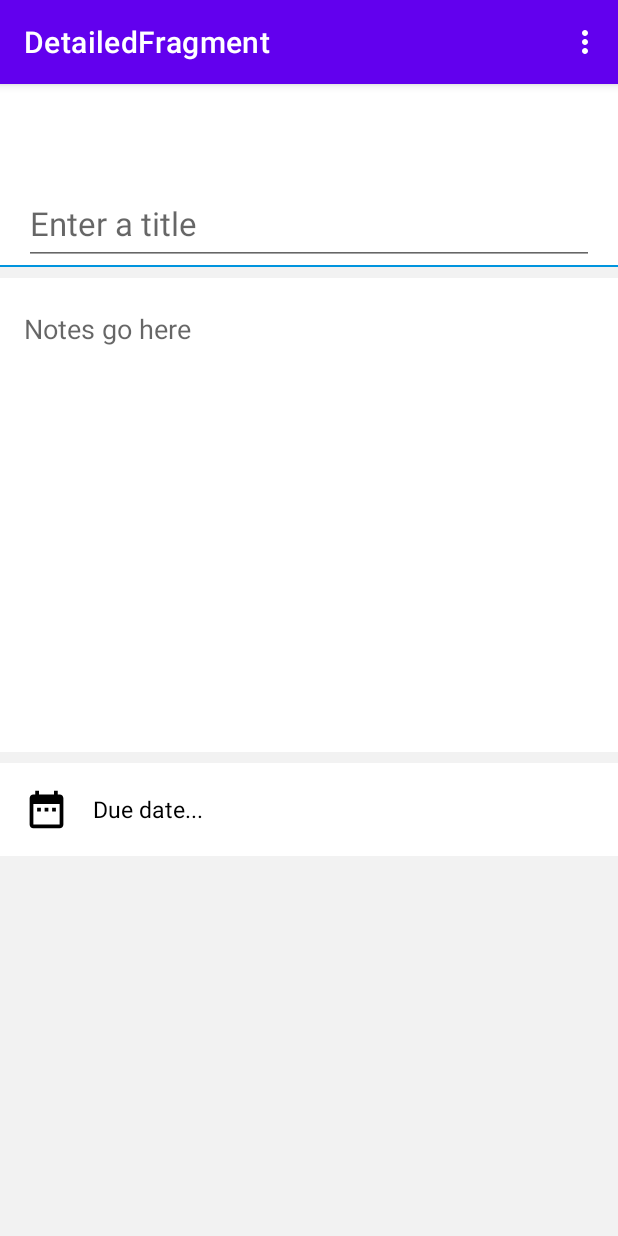
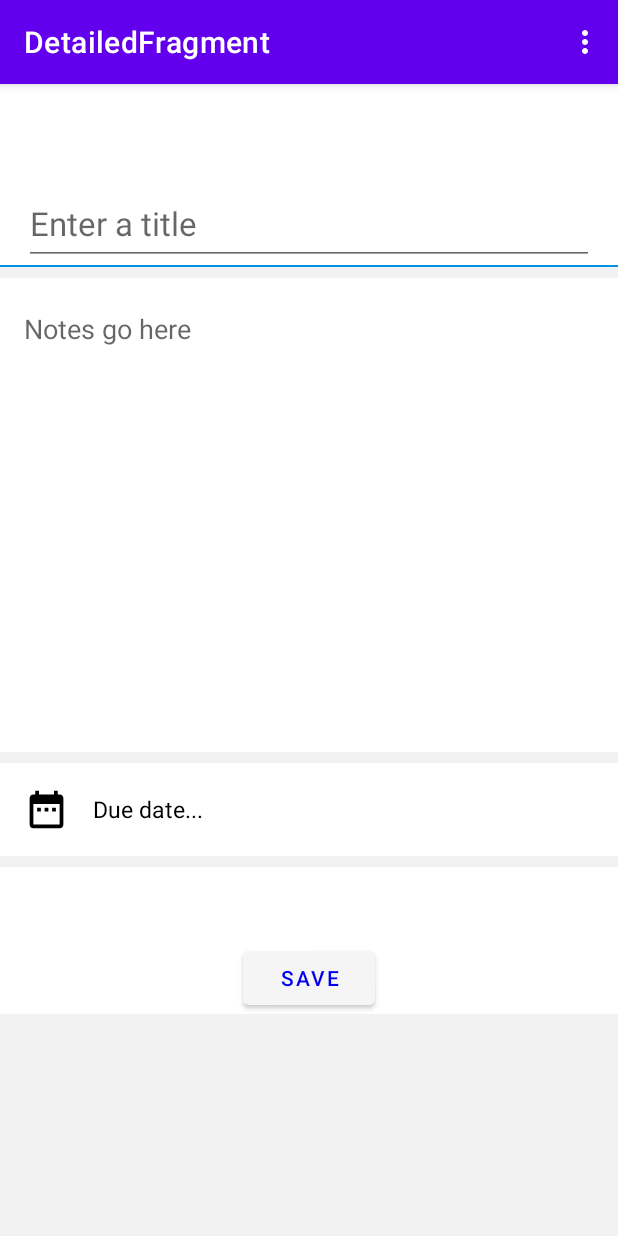
Before and after one commit to bipuldevashish/Room_Application, an Android app: the DetailedFragment screen opened through its navigation route, on a phone screen of 412 x 824 dp. Run offline under Robolectric (Android 15) with nearby library versions, the phone set to English and light mode, and no system bars; our stand-ins replace Room's generated code, navigation-ui; plain views replace MarkdownEditText; 4 statements that could not run were skipped.

```diff
--- /dev/null
+++ b/app/src/main/java/com/bipuldevashish/room_application/repository/Repository.kt
@@ -0,0 +1,15 @@
+package com.bipuldevashish.room_application.repository
+
+import androidx.lifecycle.LiveData
+import com.bipuldevashish.room_application.room.NoteDao
+import com.bipuldevashish.room_application.room.NoteItem
+
+class Repository(private val noteDao: NoteDao) {
+
+
+        val getAllNotes: LiveData<List<NoteItem>> = noteDao.getAllNotes()
+
+        suspend fun insertNotes(noteItem: NoteItem){
+            noteDao.insert(noteItem)
+        }
+}
--- a/app/src/main/java/com/bipuldevashish/room_application/room/NoteDatabase.kt
+++ b/app/src/main/java/com/bipuldevashish/room_application/room/NoteDatabase.kt
@@ -8,32 +8,31 @@ import androidx.room.RoomDatabase
 
 @Database(entities = [NoteItem::class], version = 1, exportSchema = false)
 
-abstract class NoteDatabase : RoomDatabase(){
+abstract class NoteDatabase : RoomDatabase() {
 
-    abstract fun NoteDao() : NoteDao
+    abstract fun NoteDao(): NoteDao
 
+    companion object {
+        @Volatile
+        private var INSTANCE: NoteDatabase? = null
 
-    companion object{
-        @Volatile
-        private var INSTANCE : NoteDatabase? = null
-
-        fun getDatabase(context: Context) : NoteDatabase{
+        fun getDatabase(context: Context): NoteDatabase {
             val tempInstance = INSTANCE
 
             /*
             check for instance if already exists,else create one
              */
-            if (tempInstance != null){
+            if (tempInstance != null) {
                 return tempInstance
             }
 
-            synchronized(this){
+            synchronized(this) {
                 val instance = Room.databaseBuilder(    //  Database Builder : build's the database
-                    context.applicationContext,         //  Provide the Context
-                    NoteDatabase::class.java,          //  Table format for Database
-                    "note_database"             //  Name for the Database
+                        context.applicationContext,         //  Provide the Context
+                        NoteDatabase::class.java,          //  Table format for Database
+                        "note_database"             //  Name for the Database
                 ).fallbackToDestructiveMigration()      // If we want to increase the version of database this prevent app from crashing in terms of failure
-                .build()                               //  Build fun. to execute the builder.
+                        .build()                               //  Build fun. to execute the builder.
                 INSTANCE = instance                     //  Assigning local var. instance to INSTANCE
                 return instance                         //  Returning the instance
             }
--- a/app/src/main/java/com/bipuldevashish/room_application/ui/DetailedFragment.kt
+++ b/app/src/main/java/com/bipuldevashish/room_application/ui/DetailedFragment.kt
@@ -1,10 +1,13 @@
 package com.bipuldevashish.room_application.ui
 
 import android.os.Bundle
+import android.text.TextUtils
 import androidx.fragment.app.Fragment
 import android.view.LayoutInflater
 import android.view.View
 import android.view.ViewGroup
+import android.widget.Button
+import android.widget.EditText
 import com.bipuldevashish.room_application.R
 
 /**
@@ -12,17 +15,42 @@ import com.bipuldevashish.room_application.R
  */
 class DetailedFragment : Fragment() {
 
+    private lateinit var saveButton: Button
+    private lateinit var titleEditText: EditText
+    private lateinit var descriptionEditText: EditText
 
     override fun onCreateView(
             inflater: LayoutInflater, container: ViewGroup?,
             savedInstanceState: Bundle?
     ): View? {
         // Inflate the layout for this fragment
-        return inflater.inflate(R.layout.fragment_note_detail, container, false)
+        val view =  inflater.inflate(R.layout.fragment_note_detail, container, false)
+
+        setupViews()
+
+        saveButton.setOnClickListener{
+            insertDataToDatabase()
+        }
+        return view
     }
 
-    override fun onViewCreated(view: View, savedInstanceState: Bundle?) {
-        super.onViewCreated(view, savedInstanceState)
+    private fun insertDataToDatabase() {
+
+        val title = titleEditText.text.toString()
+        val description = descriptionEditText.text.toString()
+
+    }
+
+    private fun inputCheck(title: String, description: String) : Boolean{
+        return !(TextUtils.isEmpty(title) && TextUtils.isEmpty(description))
+    }
+
+    private fun setupViews() {
+
+        saveButton = view?.findViewById(R.id.save_btn)!!
+        titleEditText = view?.findViewById(R.id.note_title)!!
+        descriptionEditText = view?.findViewById(R.id.note_body)!!
+
 
     }
 }
--- a/app/src/main/java/com/bipuldevashish/room_application/ui/FirstFragment.kt
+++ b/app/src/main/java/com/bipuldevashish/room_application/ui/firstFragment/FirstFragment.kt
@@ -1,10 +1,12 @@
-package com.bipuldevashish.room_application.ui
+package com.bipuldevashish.room_application.ui.firstFragment
 
 import android.os.Bundle
 import androidx.fragment.app.Fragment
 import android.view.LayoutInflater
 import android.view.View
 import android.view.ViewGroup
+import androidx.lifecycle.ViewModel
+import androidx.lifecycle.ViewModelProvider
 import androidx.navigation.fragment.findNavController
 import com.bipuldevashish.room_application.R
 import com.google.android.material.floatingactionbutton.FloatingActionButton
@@ -15,16 +17,20 @@ import kotlin.properties.Delegates
  */
 class FirstFragment : Fragment(R.layout.fragment_first) {
 
+    private lateinit var mFirstViewModel: FirstViewModel
 
     private fun setupViews() {
         view?.findViewById<FloatingActionButton>(R.id.fab)?.setOnClickListener{
                 val action = FirstFragmentDirections.actionFirstFragmentToDetailedFragment()
                 findNavController().navigate(action)
         }
+
+        mFirstViewModel= ViewModelProvider(this).get(FirstViewModel::class.java)
     }
 
     override fun onViewCreated(view: View, savedInstanceState: Bundle?) {
         super.onViewCreated(view, savedInstanceState)
         setupViews()
     }
+
 }
--- /dev/null
+++ b/app/src/main/java/com/bipuldevashish/room_application/ui/firstFragment/FirstViewModel.kt
@@ -0,0 +1,31 @@
+package com.bipuldevashish.room_application.ui.firstFragment
+
+import android.app.Application
+import androidx.lifecycle.AndroidViewModel
+import androidx.lifecycle.LiveData
+import androidx.lifecycle.viewModelScope
+import com.bipuldevashish.room_application.repository.Repository
+import com.bipuldevashish.room_application.room.NoteDatabase
+import com.bipuldevashish.room_application.room.NoteItem
+import kotlinx.coroutines.Dispatchers
+import kotlinx.coroutines.launch
+
+class FirstViewModel(application: Application) : AndroidViewModel(application) {
+
+    private val readAllData: LiveData<List<NoteItem>>
+    private val repository: Repository
+
+    init {
+        val noteDao = NoteDatabase.getDatabase(application).NoteDao()
+        repository = Repository(noteDao)
+        readAllData = repository.getAllNotes
+    }
+
+    fun insertNotes(noteItem: NoteItem) {
+        viewModelScope.launch(Dispatchers.IO) {
+            repository.insertNotes(noteItem)
+        }
+    }
+
+
+}
--- a/app/src/main/res/layout/fragment_first.xml
+++ b/app/src/main/res/layout/fragment_first.xml
@@ -4,7 +4,7 @@
     xmlns:tools="http://schemas.android.com/tools"
     android:layout_width="match_parent"
     android:layout_height="match_parent"
-    tools:context=".ui.FirstFragment">
+    tools:context=".ui.firstFragment.FirstFragment">
 
     <androidx.recyclerview.widget.RecyclerView
         android:layout_width="match_parent"
--- a/app/src/main/res/layout/fragment_note_detail.xml
+++ b/app/src/main/res/layout/fragment_note_detail.xml
@@ -1,89 +1,82 @@
 <?xml version="1.0" encoding="utf-8"?>
-<androidx.coordinatorlayout.widget.CoordinatorLayout
-    xmlns:android="http://schemas.android.com/apk/res/android"
+<androidx.coordinatorlayout.widget.CoordinatorLayout xmlns:android="http://schemas.android.com/apk/res/android"
     xmlns:app="http://schemas.android.com/apk/res-auto"
+    style="@style/Theme.AppCompat.Light"
     android:layout_width="match_parent"
     android:layout_height="match_parent"
     android:background="@color/app_background_color"
-    style="@style/Theme.AppCompat.Light"
-    android:theme="@style/Theme.AppCompat.Light"
-    >
+    android:theme="@style/Theme.AppCompat.Light">
 
 
     <androidx.core.widget.NestedScrollView
+        android:id="@+id/note_scroll_view"
         android:layout_width="match_parent"
         android:layout_height="match_parent"
-        app:layout_behavior="@string/appbar_scrolling_view_behavior"
-        android:id="@+id/note_scroll_view"
-        >
+        app:layout_behavior="@string/appbar_scrolling_view_behavior">
 
         <LinearLayout
+            android:id="@+id/note_body_container"
             android:layout_width="match_parent"
             android:layout_height="wrap_content"
-            android:orientation="vertical"
             android:background="@color/colorPrimary"
-            android:id="@+id/note_body_container"
-            >
+            android:orientation="vertical">
+
             <View
                 android:layout_width="match_parent"
                 android:layout_height="@dimen/view_between_spacing"
-                android:background="@color/app_background_color"
                 android:layout_gravity="bottom"
-                >
+                android:background="@color/app_background_color">
 
             </View>
 
             <com.yydcdut.markdown.MarkdownEditText
+                android:id="@+id/note_body"
                 android:layout_width="match_parent"
                 android:layout_height="wrap_content"
+                android:layout_marginTop="@dimen/default_view_margin"
+                android:background="#fff"
+                android:gravity="top"
+                android:hint="@string/text_notes_go_here"
+                android:imeOptions="flagNoExtractUi"
                 android:minHeight="300dp"
-                android:id="@+id/note_body"
-                android:textSize="18sp"
+                android:padding="5dp"
+                android:paddingStart="@dimen/default_view_margin"
+                android:paddingTop="@dimen/default_view_margin"
+                android:paddingEnd="@dimen/default_view_margin"
                 android:textColor="#000"
-                android:padding="5dp"
-                android:gravity="top"
-                android:imeOptions="flagNoExtractUi"
-                android:background="#fff"
-                android:paddingTop="@dimen/default_view_margin"
-                android:paddingStart="@dimen/default_view_margin"
-                android:paddingEnd="@dimen/default_view_margin"
-                android:hint="@string/text_notes_go_here"
-                android:layout_marginTop="@dimen/default_view_margin"
-                />
+                android:textSize="18sp" />
 
             <View
                 android:layout_width="match_parent"
                 android:layout_height="@dimen/view_between_spacing"
-                android:background="@color/app_background_color"
-                android:layout_gravity="bottom">
+                android:layout_gravity="bottom"
+                android:background="@color/app_background_color">
 
             </View>
 
 
             <LinearLayout
+                android:id="@+id/container_due_date"
                 android:layout_width="match_parent"
                 android:layout_height="wrap_content"
+                android:gravity="center_vertical"
                 android:orientation="horizontal"
                 android:padding="@dimen/default_view_margin"
-                android:gravity="center_vertical"
-                android:id="@+id/container_due_date"
 
                 >
 
                 <ImageView
                     android:layout_width="30dp"
                     android:layout_height="30dp"
-                    android:src="@drawable/ic_date_range_black_24dp"
-                    />
+                    android:src="@drawable/ic_date_range_black_24dp" />
 
                 <TextView
                     android:layout_width="wrap_content"
                     android:layout_height="wrap_content"
+                    android:layout_marginStart="@dimen/default_view_margin"
                     android:text="@string/text_due_date"
                     android:textColor="#000"
-                    android:textSize="15sp"
-                    android:layout_marginStart="@dimen/default_view_margin"
-                    />
+                    android:textSize="15sp" />
 
 
             </LinearLayout>
@@ -91,62 +84,63 @@
             <View
                 android:layout_width="match_parent"
                 android:layout_height="@dimen/scrollview_bottom_margin"
-                android:background="@color/app_background_color"
-                >
+                android:background="@color/app_background_color">
 
             </View>
 
+            <Button
+                android:layout_width="wrap_content"
+                android:layout_height="wrap_content"
+                android:id="@+id/save_btn"
+                android:layout_gravity="center"
+                android:textColor="@color/link_blue"
+                android:layout_marginTop="50dp"
+                android:text="save"/>
 
         </LinearLayout>
-
 
 
     </androidx.core.widget.NestedScrollView>
 
     <com.google.android.material.appbar.AppBarLayout
+        android:id="@+id/app_bar"
         android:layout_width="match_parent"
         android:layout_height="wrap_content"
-        android:id="@+id/app_bar"
-        android:background="@color/colorPrimary"
-        >
+        android:background="@color/colorPrimary">
 
 
         <com.google.android.material.appbar.CollapsingToolbarLayout
             android:layout_width="match_parent"
             android:layout_height="wrap_content"
             app:expandedTitleGravity="top"
-            app:layout_scrollFlags="scroll|exitUntilCollapsed"
-            >
+            app:layout_scrollFlags="scroll|exitUntilCollapsed">
 
 
             <LinearLayout
                 android:layout_width="match_parent"
                 android:layout_height="wrap_content"
-                app:layout_collapseMode="parallax"
                 android:layout_marginTop="@dimen/toolbar_title_offset_height"
+                android:clipToPadding="false"
+                android:orientation="vertical"
                 android:paddingStart="@dimen/default_view_margin"
                 android:paddingEnd="@dimen/default_view_margin"
-                android:clipToPadding="false"
-                android:orientation="vertical"
-                >
+                app:layout_collapseMode="parallax">
 
                 <EditText
+                    android:id="@+id/note_title"
                     android:layout_width="match_parent"
                     android:layout_height="wrap_content"
+                    android:hint="@string/text_enter_a_title"
                     android:minHeight="@dimen/toolbar_height"
-                    android:id="@+id/note_title"
                     android:textColor="#000"
-                    android:textSize="22sp"
-                    android:hint="@string/text_enter_a_title"
-                    />
+                    android:textSize="22sp" />
 
                 <View
                     android:layout_width="match_parent"
                     android:layout_height="1dp"
-                    android:background="@color/colorAccent"
+                    android:layout_marginStart="@dimen/default_view_margin_negative"
                     android:layout_marginEnd="@dimen/default_view_margin_negative"
-                    android:layout_marginStart="@dimen/default_view_margin_negative"
-                    />
+                    android:background="@color/colorAccent" />
 
             </LinearLayout>
 
@@ -154,10 +148,10 @@
                 android:id="@+id/tool_bar"
                 android:layout_width="match_parent"
                 android:layout_height="@dimen/toolbar_height"
-                app:layout_collapseMode="pin"
-                android:background="@color/colorPrimary">
+                android:background="@color/colorPrimary"
+                app:layout_collapseMode="pin">
 
-                <include layout="@layout/layout_note_detail_toolbar"/>
+                <include layout="@layout/layout_note_detail_toolbar" />
 
             </androidx.appcompat.widget.Toolbar>
 
@@ -168,7 +162,4 @@
     </com.google.android.material.appbar.AppBarLayout>
 
 
-
-
-
 </androidx.coordinatorlayout.widget.CoordinatorLayout>
--- a/app/src/main/res/navigation/nav_graph.xml
+++ b/app/src/main/res/navigation/nav_graph.xml
@@ -7,7 +7,7 @@
 
     <fragment
         android:id="@+id/FirstFragment"
-        android:name="com.bipuldevashish.room_application.ui.FirstFragment"
+        android:name="com.bipuldevashish.room_application.ui.firstFragment.FirstFragment"
         android:label="@string/first_fragment_label"
         tools:layout="@layout/fragment_first">
         <action
```
Also changed, not shown: app/src/main/java/com/bipuldevashish/room_application/room/NoteItem.kt (+6 -6 lines).
